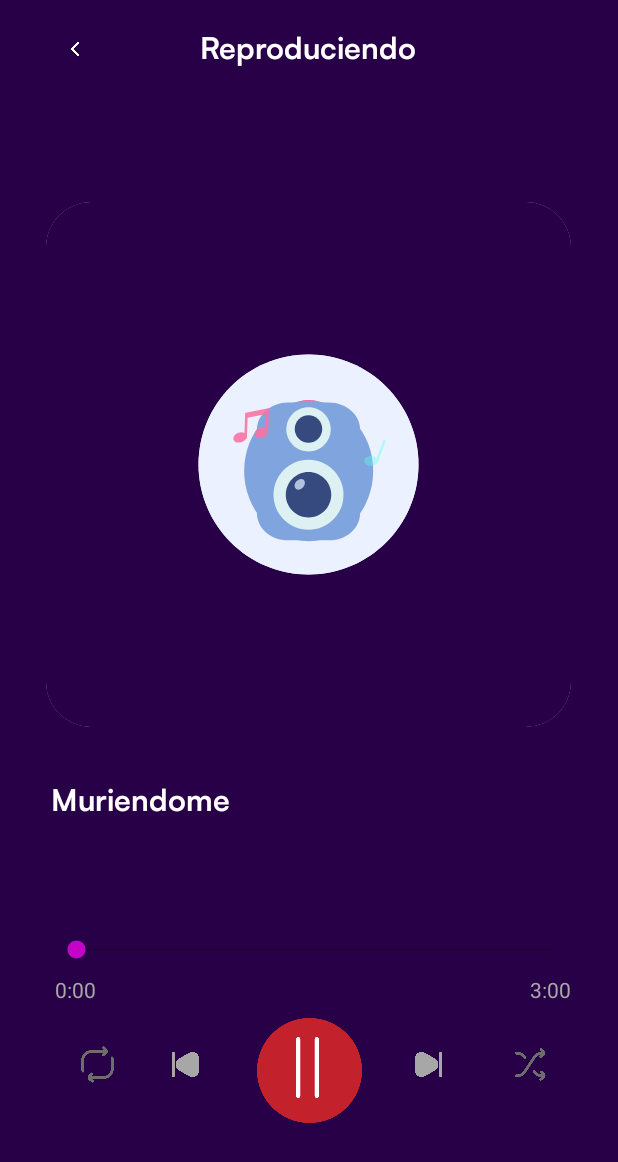
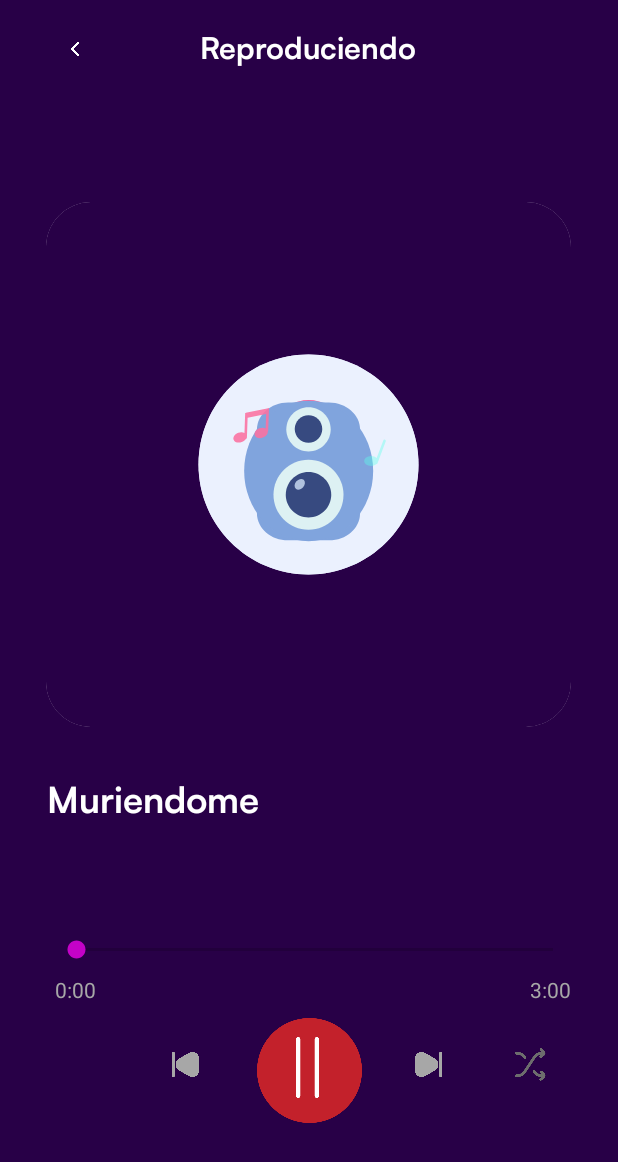
Before and after one commit to CHAVLOP/GSL-player, an Android app: the Reproductor screen opened directly, with no data from a screen before it, on a phone screen of 412 x 824 dp. Shown: the top 1162 px of the screen. Run offline under Robolectric (Android 15) with nearby library versions, the phone set to English and light mode, and no system bars.

Commit message:
first commit

```diff
--- a/app/src/main/java/com/example/gslplayer/Reproductor.java
+++ b/app/src/main/java/com/example/gslplayer/Reproductor.java
@@ -9,7 +9,7 @@ import android.widget.ImageView;
 
 public class Reproductor extends AppCompatActivity {
     ImageView volver;
-    ImageView pause, repet;
+    ImageView pause;
 
     @Override
     protected void onCreate(Bundle savedInstanceState) {
@@ -17,7 +17,6 @@ public class Reproductor extends AppCompatActivity {
         setContentView(R.layout.activity_reproductor);
         volver = findViewById(R.id.volver);
         pause = findViewById(R.id.pause);
-        repet = findViewById(R.id.repet);
         volver.setOnClickListener(new View.OnClickListener() {
             @Override
             public void onClick(View view) {
@@ -31,11 +30,5 @@ public class Reproductor extends AppCompatActivity {
                 pause.setImageResource(R.drawable.ic_play);
             }
         });
-        repet.setOnClickListener(new View.OnClickListener() {
-            @Override
-            public void onClick(View view) {
-                repet.setImageResource(R.drawable.ic_repetir1);
-            }
-        });
     }
 }
--- a/app/src/main/res/layout/activity_reproductor.xml
+++ b/app/src/main/res/layout/activity_reproductor.xml
@@ -77,7 +77,7 @@
         android:fontFamily="@font/satoshibold"
         android:text="Muriendome"
         android:textColor="@color/white"
-        android:textSize="20sp"
+        android:textSize="24sp"
         app:layout_constraintBottom_toBottomOf="parent"
         app:layout_constraintEnd_toEndOf="parent"
         app:layout_constraintHorizontal_bias="0.116"
@@ -157,18 +157,6 @@
         app:layout_constraintVertical_bias="0.885"
         app:srcCompat="@drawable/pause" />
 
-    <ImageView
-        android:id="@+id/repet"
-        android:layout_width="30dp"
-        android:layout_height="30dp"
-        app:layout_constraintBottom_toBottomOf="parent"
-        app:layout_constraintEnd_toEndOf="parent"
-        app:layout_constraintHorizontal_bias="0.131"
-        app:layout_constraintStart_toStartOf="parent"
-        app:layout_constraintTop_toTopOf="parent"
-        app:layout_constraintVertical_bias="0.875"
-        app:srcCompat="@drawable/repetir" />
-
     <TextView
         android:id="@+id/textView58"
         android:layout_width="wrap_content"
```
